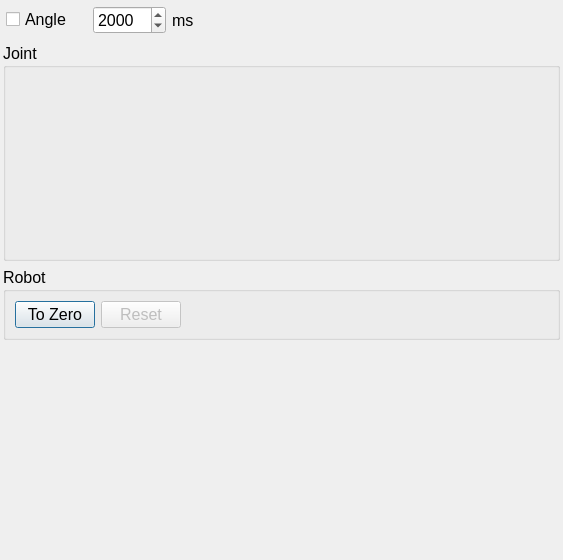
The window that source/wnd/ui/roboaxes.ui (ww4u/megarobostudio) describes before a commit, drawn with Qt 5.
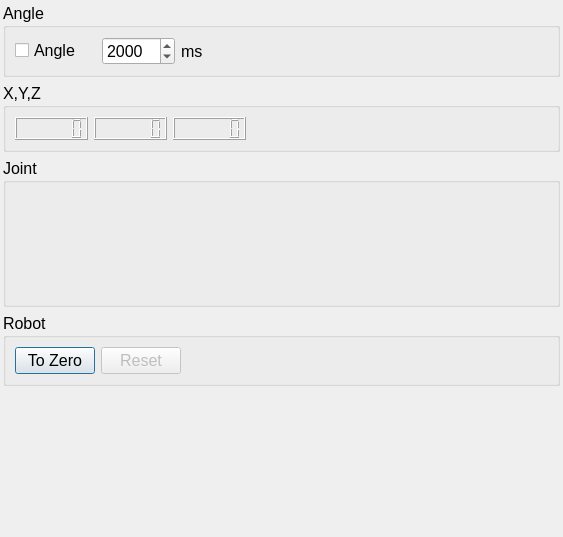
The same window after the commit. Icons and pictures are not drawn. Custom widgets are drawn as their Qt base class.

The edit to the form file:
```diff
--- a/source/wnd/ui/roboaxes.ui
+++ b/source/wnd/ui/roboaxes.ui
@@ -7,7 +7,7 @@
     <x>0</x>
     <y>0</y>
     <width>563</width>
-    <height>560</height>
+    <height>537</height>
    </rect>
   </property>
   <property name="font">
@@ -42,7 +42,91 @@
    <property name="bottomMargin">
     <number>3</number>
    </property>
-   <item row="5" column="0">
+   <item row="7" column="0">
+    <spacer name="verticalSpacer">
+     <property name="orientation">
+      <enum>Qt::Vertical</enum>
+     </property>
+     <property name="sizeHint" stdset="0">
+      <size>
+       <width>20</width>
+       <height>40</height>
+      </size>
+     </property>
+    </spacer>
+   </item>
+   <item row="3" column="0">
+    <widget class="QGroupBox" name="groupBox_3">
+     <property name="title">
+      <string>Angle</string>
+     </property>
+     <layout class="QHBoxLayout" name="horizontalLayout_3">
+      <item>
+       <widget class="QCheckBox" name="chkAngle">
+        <property name="text">
+         <string>Angle</string>
+        </property>
+       </widget>
+      </item>
+      <item>
+       <widget class="QLabel" name="label_16">
+        <property name="maximumSize">
+         <size>
+          <width>24</width>
+          <height>24</height>
+         </size>
+        </property>
+        <property name="text">
+         <string/>
+        </property>
+        <property name="pixmap">
+         <pixmap resource="../res/res.qrc">:/res/image/icon3/time.png</pixmap>
+        </property>
+        <property name="scaledContents">
+         <bool>true</bool>
+        </property>
+       </widget>
+      </item>
+      <item>
+       <widget class="QSpinBox" name="sampleTimer">
+        <property name="minimum">
+         <number>10</number>
+        </property>
+        <property name="maximum">
+         <number>10000</number>
+        </property>
+        <property name="singleStep">
+         <number>10</number>
+        </property>
+        <property name="value">
+         <number>2000</number>
+        </property>
+       </widget>
+      </item>
+      <item>
+       <widget class="QLabel" name="label_17">
+        <property name="text">
+         <string>ms</string>
+        </property>
+       </widget>
+      </item>
+      <item>
+       <spacer name="horizontalSpacer">
+        <property name="orientation">
+         <enum>Qt::Horizontal</enum>
+        </property>
+        <property name="sizeHint" stdset="0">
+         <size>
+          <width>40</width>
+          <height>20</height>
+         </size>
+        </property>
+       </spacer>
+      </item>
+     </layout>
+    </widget>
+   </item>
+   <item row="6" column="0">
     <widget class="QGroupBox" name="groupBox_2">
      <property name="title">
       <string>Robot</string>
@@ -81,20 +165,7 @@
      </layout>
     </widget>
    </item>
-   <item row="6" column="0">
-    <spacer name="verticalSpacer">
-     <property name="orientation">
-      <enum>Qt::Vertical</enum>
-     </property>
-     <property name="sizeHint" stdset="0">
-      <size>
-       <width>20</width>
-       <height>40</height>
-      </size>
-     </property>
-    </spacer>
-   </item>
-   <item row="4" column="0">
+   <item row="5" column="0">
     <widget class="QGroupBox" name="groupBox">
      <property name="sizePolicy">
       <sizepolicy hsizetype="Expanding" vsizetype="Expanding">
@@ -142,83 +213,48 @@
      </layout>
     </widget>
    </item>
-   <item row="3" column="0">
-    <layout class="QHBoxLayout" name="horizontalLayout_2">
-     <property name="leftMargin">
-      <number>3</number>
+   <item row="4" column="0">
+    <widget class="QGroupBox" name="gpLcdPos">
+     <property name="title">
+      <string>X,Y,Z</string>
      </property>
-     <property name="topMargin">
-      <number>3</number>
-     </property>
-     <property name="rightMargin">
-      <number>3</number>
-     </property>
-     <property name="bottomMargin">
-      <number>3</number>
-     </property>
-     <item>
-      <widget class="QCheckBox" name="chkAngle">
-       <property name="text">
-        <string>Angle</string>
-       </property>
-      </widget>
-     </item>
-     <item>
-      <widget class="QLabel" name="label_16">
-       <property name="maximumSize">
-        <size>
-         <width>24</width>
-         <height>24</height>
-        </size>
-       </property>
-       <property name="text">
-        <string/>
-       </property>
-       <property name="pixmap">
-        <pixmap resource="../res/res.qrc">:/res/image/icon3/time.png</pixmap>
-       </property>
-       <property name="scaledContents">
-        <bool>true</bool>
-       </property>
-      </widget>
-     </item>
-     <item>
-      <widget class="QSpinBox" name="sampleTimer">
-       <property name="minimum">
-        <number>10</number>
-       </property>
-       <property name="maximum">
-        <number>10000</number>
-       </property>
-       <property name="singleStep">
-        <number>10</number>
-       </property>
-       <property name="value">
-        <number>2000</number>
-       </property>
-      </widget>
-     </item>
-     <item>
-      <widget class="QLabel" name="label_17">
-       <property name="text">
-        <string>ms</string>
-       </property>
-      </widget>
-     </item>
-     <item>
-      <spacer name="horizontalSpacer">
-       <property name="orientation">
-        <enum>Qt::Horizontal</enum>
-       </property>
-       <property name="sizeHint" stdset="0">
-        <size>
-         <width>40</width>
-         <height>20</height>
-        </size>
-       </property>
-      </spacer>
-     </item>
-    </layout>
+     <layout class="QHBoxLayout" name="horizontalLayout_2">
+      <item>
+       <widget class="QLCDNumber" name="lcdPosX">
+        <property name="digitCount">
+         <number>6</number>
+        </property>
+       </widget>
+      </item>
+      <item>
+       <widget class="QLCDNumber" name="lcdPosY">
+        <property name="digitCount">
+         <number>6</number>
+        </property>
+       </widget>
+      </item>
+      <item>
+       <widget class="QLCDNumber" name="lcdPosZ">
+        <property name="digitCount">
+         <number>6</number>
+        </property>
+       </widget>
+      </item>
+      <item>
+       <spacer name="horizontalSpacer_3">
+        <property name="orientation">
+         <enum>Qt::Horizontal</enum>
+        </property>
+        <property name="sizeHint" stdset="0">
+         <size>
+          <width>40</width>
+          <height>20</height>
+         </size>
+        </property>
+       </spacer>
+      </item>
+     </layout>
+    </widget>
    </item>
   </layout>
  </widget>
```
